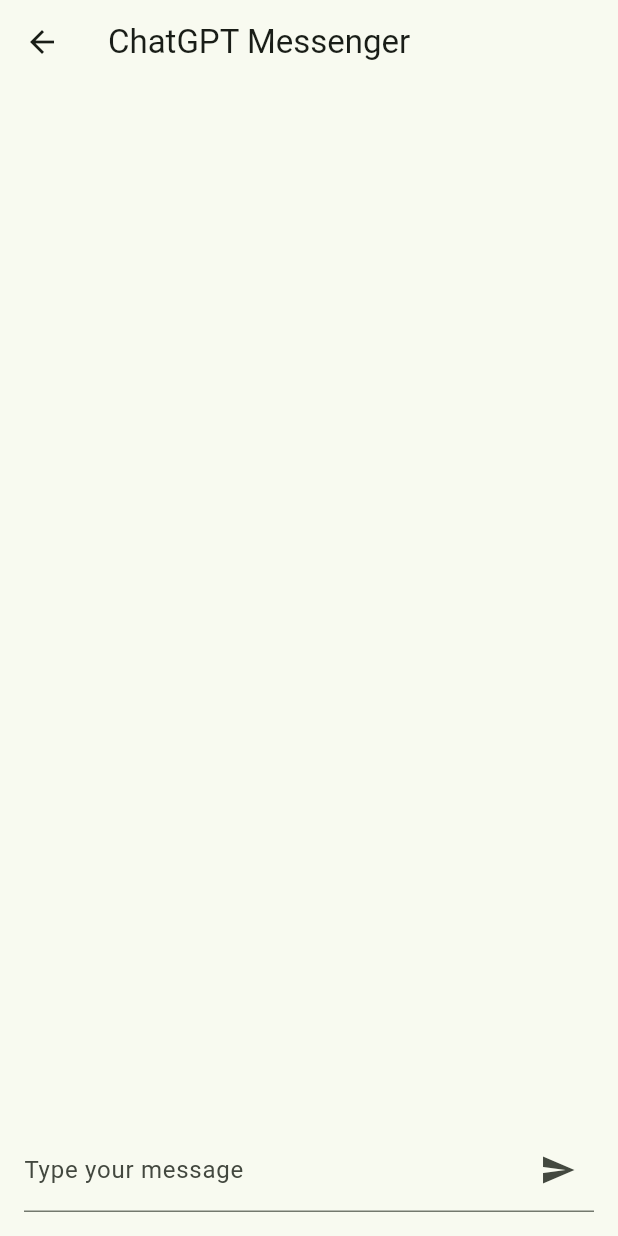
After one commit to danielgof/HackOHIO2024, a Flutter app: the ChatWidget screen opened directly, on a phone screen of 412 x 824 dp. The commit adds this screen. Run offline on Flutter 3.47's test engine with Material 3 defaults, Android fonts, the phone set to English and light mode, and no system bars; our stand-ins replace camera.

Commit message:
made text functionality, need ai implementation

```diff
--- /dev/null
+++ b/app/lib/private/ai_text.dart
@@ -0,0 +1,121 @@
+import 'package:flutter/material.dart';
+import 'package:http/http.dart' as http;
+import 'dart:convert';
+
+class MyApp extends StatelessWidget {
+  @override
+  Widget build(BuildContext context) {
+    return MaterialApp(
+      home: ChatWidget(),
+    );
+  }
+}
+
+class ChatWidget extends StatefulWidget {
+  @override
+  _ChatWidgetState createState() => _ChatWidgetState();
+}
+
+class _ChatWidgetState extends State<ChatWidget> {
+  final TextEditingController _controller = TextEditingController();
+  final List<Message> _messages = []; // List to hold messages
+
+  Future<void> sendMessage(String message) async {
+    // Add user message to the list
+    setState(() {
+      _messages.add(Message(content: message, isUser: true));
+    });
+
+    // Call the OpenAI API
+    final response = await http.post(
+      Uri.parse('https://api.openai.com/v1/chat/completions'),
+      headers: {
+        'Content-Type': 'application/json',
+        'Authorization': 'Bearer YOUR_API_KEY', // Replace with your API key
+      },
+      body: json.encode({
+        'model': 'gpt-3.5-turbo',
+        'messages': [
+          {'role': 'user', 'content': message},
+        ],
+      }),
+    );
+
+    if (response.statusCode == 200) {
+      final data = json.decode(response.body);
+      // Add ChatGPT's response to the list
+      setState(() {
+        _messages.add(Message(content: data['choices'][0]['message']['content'], isUser: false));
+      });
+    } else {
+      setState(() {
+        _messages.add(Message(content: 'Error: ${response.statusCode}', isUser: false));
+      });
+    }
+  }
+
+  @override
+  Widget build(BuildContext context) {
+    return Scaffold(
+      appBar: AppBar(title: Text('ChatGPT Messenger')),
+      body: Padding(
+        padding: const EdgeInsets.all(16.0),
+        child: Column(
+          children: [
+            Expanded(
+              child: SingleChildScrollView(
+                child: Column(
+                  crossAxisAlignment: CrossAxisAlignment.start,
+                  children: _messages.map((message) => _buildMessageBubble(message)).toList(),
+                ),
+              ),
+            ),
+            TextField(
+              controller: _controller,
+              decoration: InputDecoration(
+                labelText: 'Type your message',
+                suffixIcon: IconButton(
+                  icon: Icon(Icons.send),
+                  onPressed: () {
+                    final message = _controller.text.trim();
+                    if (message.isNotEmpty) {
+                      sendMessage(message);
+                      _controller.clear();
+                    }
+                  },
+                ),
+              ),
+            ),
+          ],
+        ),
+      ),
+    );
+  }
+
+  // Method to build message bubbles
+  Widget _buildMessageBubble(Message message) {
+    return Align(
+      alignment: message.isUser ? Alignment.centerRight : Alignment.centerLeft, // Align based on user
+      child: Container(
+        margin: EdgeInsets.symmetric(vertical: 4.0, horizontal: 8.0), // Add horizontal margin for spacing
+        padding: EdgeInsets.all(10.0),
+        decoration: BoxDecoration(
+          color: message.isUser ? Colors.blue : Colors.grey[300],
+          borderRadius: BorderRadius.circular(12.0),
+        ),
+        child: Text(
+          message.content,
+          style: TextStyle(color: message.isUser ? Colors.white : Colors.black),
+        ),
+      ),
+    );
+  }
+}
+
+// Message class to represent a chat message
+class Message {
+  final String content;
+  final bool isUser;
+
+  Message({required this.content, required this.isUser});
+}
--- a/app/pubspec.yaml
+++ b/app/pubspec.yaml
@@ -12,7 +12,7 @@
 dependencies:
   flutter:
     sdk: flutter
-
+  flutter_dotenv: ^5.0.2
   provider: ^6.1.2
   cupertino_icons: ^1.0.8
   camera: ^0.10.0+1
```
Also changed, not shown: app/lib/private/ai_page.dart (+7 -1 lines), app/lib/private/ai.env (added), app/pubspec.lock, 1 other file.
